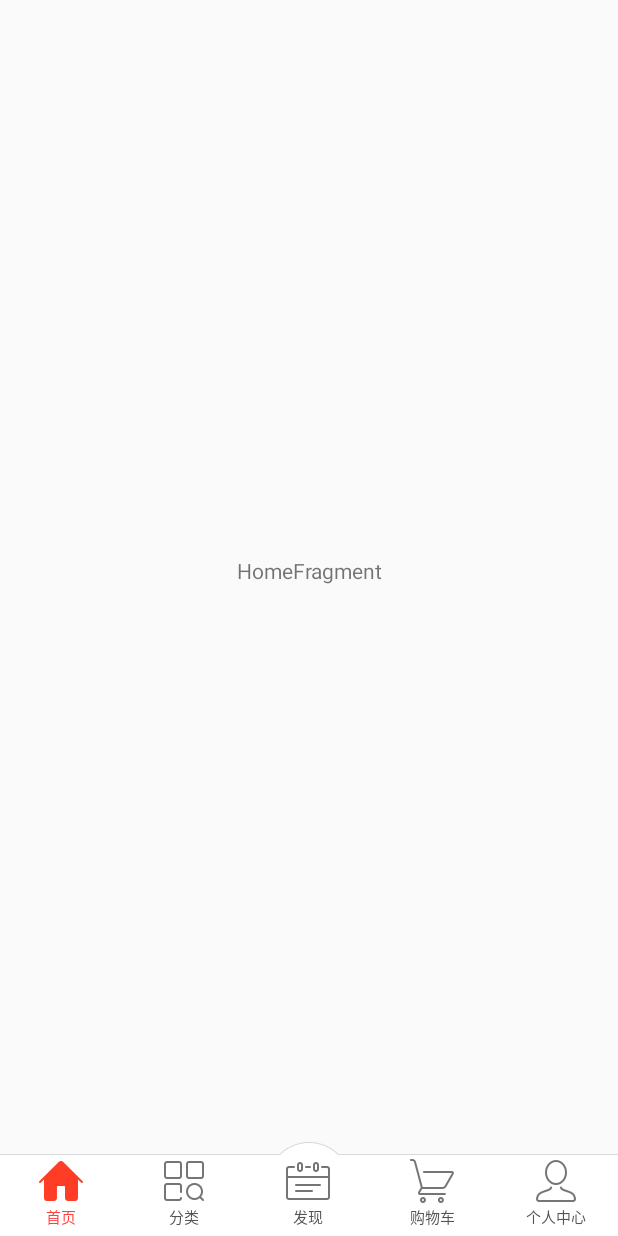
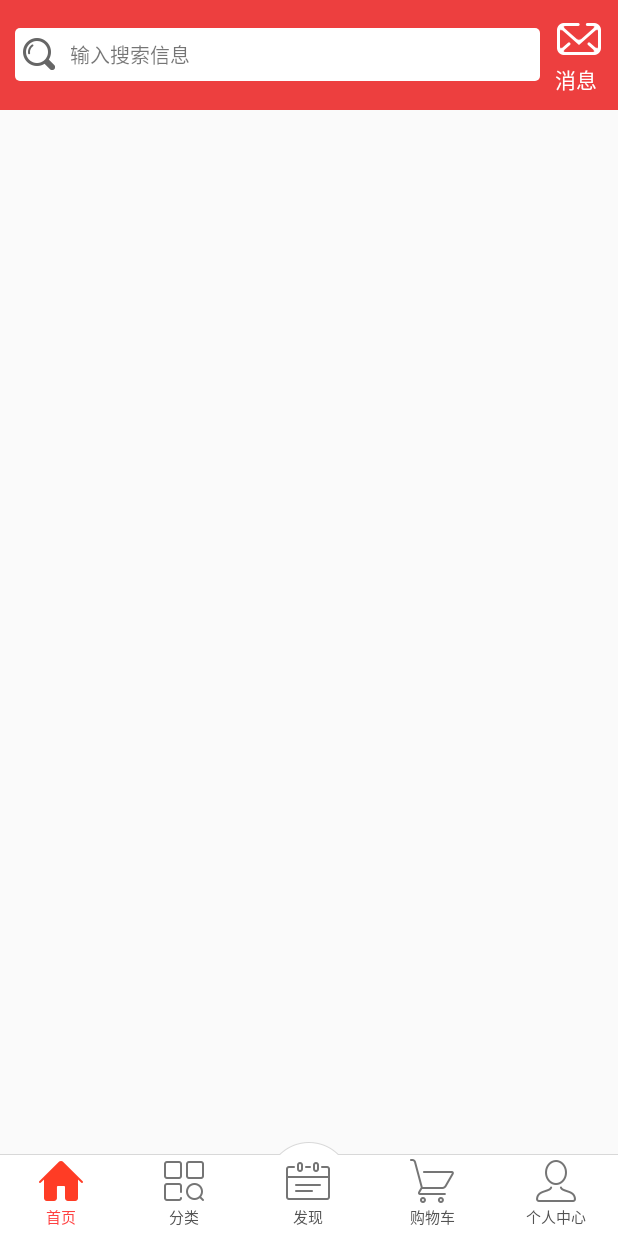
Before and after one commit to MoeRookie/ShoppingMall, an Android app: the screen it shows after launch (HomeActivity), on a phone screen of 412 x 824 dp. Run offline under Robolectric (Android 15) with nearby library versions, the phone set to English and light mode, and no system bars; our stand-ins replace ButterKnife.

Commit message:
HomeFragment - 添加布局

```diff
--- a/app/build.gradle
+++ b/app/build.gradle
@@ -2,6 +2,7 @@ apply plugin: 'com.android.application'
 
 android {
     compileSdkVersion 26
+	buildToolsVersion "26.0.2"
     defaultConfig {
         applicationId "com.fangzhang.shoppingmall"
         minSdkVersion 15
@@ -19,12 +20,13 @@ android {
 }
 
 dependencies {
-    implementation fileTree(dir: 'libs', include: ['*.jar'])
-    implementation 'com.android.support:appcompat-v7:26.1.0'
-    implementation 'com.android.support.constraint:constraint-layout:1.0.2'
-    testImplementation 'junit:junit:4.12'
-    androidTestImplementation 'com.android.support.test:runner:1.0.1'
-    androidTestImplementation 'com.android.support.test.espresso:espresso-core:3.0.1'
+    compile fileTree(include: ['*.jar'], dir: 'libs')
+    androidTestCompile('com.android.support.test.espresso:espresso-core:2.2.2', {
+        exclude group: 'com.android.support', module: 'support-annotations'
+    })
+    compile 'com.android.support:appcompat-v7:26.0.2'
+    testCompile 'junit:junit:4.12'
     compile 'com.jakewharton:butterknife:8.8.1'
     annotationProcessor 'com.jakewharton:butterknife-compiler:8.8.1'
+    implementation 'com.android.support:recyclerview-v7:26.0.2'
 }
--- a/app/src/main/java/com/fangzhang/shoppingmall/home/fragment/HomeFragment.java
+++ b/app/src/main/java/com/fangzhang/shoppingmall/home/fragment/HomeFragment.java
@@ -5,6 +5,7 @@ import android.view.Gravity;
 import android.view.View;
 import android.widget.TextView;
 
+import com.fangzhang.shoppingmall.R;
 import com.fangzhang.shoppingmall.base.BaseFragment;
 
 /**
@@ -14,18 +15,15 @@ import com.fangzhang.shoppingmall.base.BaseFragment;
 
 public class HomeFragment extends BaseFragment {
     private static final String TAG = HomeFragment.class.getSimpleName();
-    private TextView textView;
     @Override
     public View initView() {
         Log.e(TAG, "主页视图被初始化了");
-        textView = new TextView(mContext);
-        textView.setGravity(Gravity.CENTER);
-        return textView;
+        View view = View.inflate(mContext, R.layout.fragment_home, null);
+        return view;
     }
 
     @Override
     protected void initData() {
         Log.e(TAG, "主页数据被初始化了");
-        textView.setText(TAG);
     }
 }
--- /dev/null
+++ b/app/src/main/res/drawable/search_home_shape.xml
@@ -0,0 +1,6 @@
+<?xml version="1.0" encoding="utf-8"?>
+<shape xmlns:android="http://schemas.android.com/apk/res/android"
+    android:shape="rectangle">
+    <solid android:color="#fff" />
+    <corners android:radius="3dp" />
+</shape>
--- /dev/null
+++ b/app/src/main/res/layout/fragment_home.xml
@@ -0,0 +1,26 @@
+<?xml version="1.0" encoding="utf-8"?>
+<RelativeLayout
+    xmlns:android="http://schemas.android.com/apk/res/android"
+    xmlns:tools="http://schemas.android.com/tools"
+    android:layout_width="match_parent"
+    android:layout_height="match_parent"
+    tools:context=".home.fragment.HomeFragment">
+    <include
+        android:id="@+id/titlebar"
+        layout="@layout/titlebar" />
+    <android.support.v7.widget.RecyclerView
+        android:id="@+id/rv_home"
+        android:layout_width="match_parent"
+        android:layout_height="match_parent"
+        android:layout_below="@id/titlebar" />
+    <ImageButton
+        android:id="@+id/ib_top"
+        android:layout_width="40dp"
+        android:layout_height="40dp"
+        android:layout_alignParentBottom="true"
+        android:layout_alignParentRight="true"
+        android:layout_marginBottom="20dp"
+        android:layout_marginRight="20dp"
+        android:background="@drawable/top_btn"
+        android:visibility="gone" />
+</RelativeLayout>
--- /dev/null
+++ b/app/src/main/res/layout/titlebar.xml
@@ -0,0 +1,30 @@
+<?xml version="1.0" encoding="utf-8"?>
+<LinearLayout
+    xmlns:android="http://schemas.android.com/apk/res/android"
+    android:layout_width="match_parent"
+    android:layout_height="wrap_content"
+    android:background="#ed3f3f"
+    android:orientation="horizontal">
+    <TextView
+        android:id="@+id/tv_search_home"
+        android:layout_width="wrap_content"
+        android:layout_height="35dp"
+        android:layout_gravity="center_vertical"
+        android:layout_marginLeft="10dp"
+        android:layout_weight="1"
+        android:background="@drawable/search_home_shape"
+        android:drawableLeft="@drawable/home_search_icon"
+        android:drawablePadding="10dp"
+        android:gravity="center_vertical"
+        android:padding="5dp"
+        android:text="输入搜索信息"
+        android:textSize="13sp" />
+    <TextView
+        android:id="@+id/tv_message_home"
+        android:layout_width="wrap_content"
+        android:layout_height="wrap_content"
+        android:layout_margin="10dp"
+        android:drawableTop="@drawable/new_message_icon"
+        android:text="消息"
+        android:textColor="#fff" />
+</LinearLayout>
--- a/build.gradle
+++ b/build.gradle
@@ -7,7 +7,7 @@ buildscript {
         jcenter()
     }
     dependencies {
-        classpath 'com.android.tools.build:gradle:3.0.0'
+        classpath 'com.android.tools.build:gradle:3.0.1'
 
 
         // NOTE: Do not place your application dependencies here; they belong
```
Also changed, not shown: app/src/main/res/drawable-hdpi-v4/home_search_icon.png (added), app/src/main/res/drawable-hdpi-v4/new_message_icon.png (added), app/src/main/res/drawable-hdpi-v4/top_btn.png (added).
